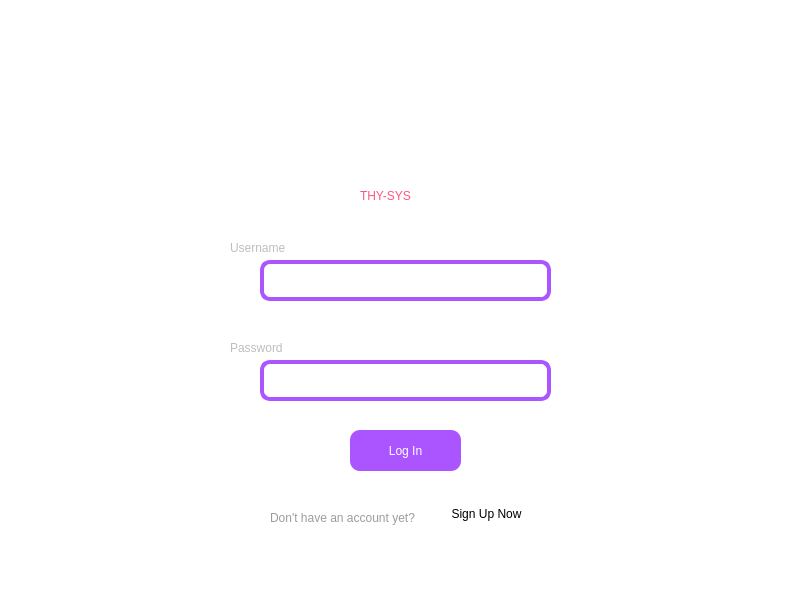
The window that thysys_login.ui (EuphoriaForever/thysys) describes before a commit, drawn with Qt 5.
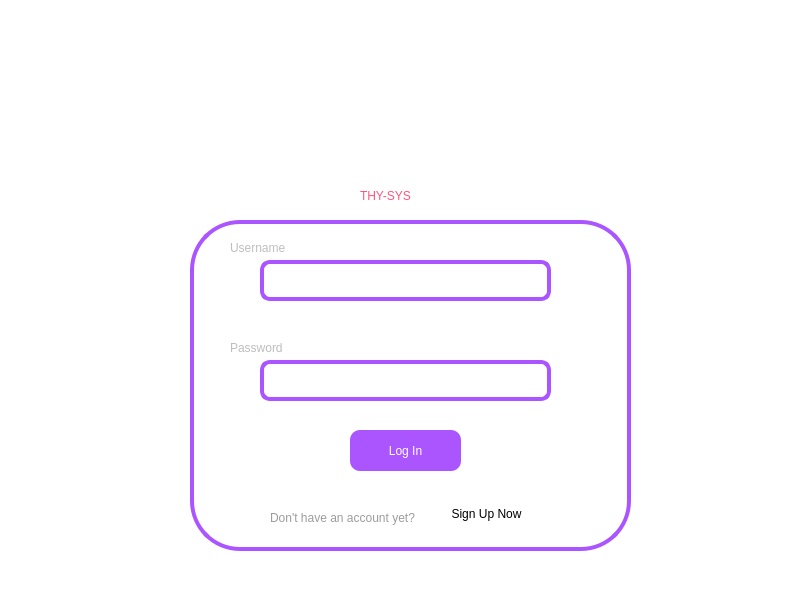
The same window after the commit. Icons and pictures are not drawn.

Commit message: added borders to the login and signup

```diff
--- a/thysys_login.ui
+++ b/thysys_login.ui
@@ -179,6 +179,30 @@
     <string>Sign Up Now</string>
    </property>
   </widget>
+  <widget class="QWidget" name="widget" native="true">
+   <property name="geometry">
+    <rect>
+     <x>190</x>
+     <y>220</y>
+     <width>441</width>
+     <height>331</height>
+    </rect>
+   </property>
+   <property name="styleSheet">
+    <string notr="true">border: 4px solid rgb(170, 85, 255);
+border-radius: 50px;</string>
+   </property>
+  </widget>
+  <zorder>widget</zorder>
+  <zorder>icon</zorder>
+  <zorder>thysysName</zorder>
+  <zorder>username</zorder>
+  <zorder>password</zorder>
+  <zorder>usernameLabel</zorder>
+  <zorder>passwordLabel</zorder>
+  <zorder>Login</zorder>
+  <zorder>label</zorder>
+  <zorder>createAcc</zorder>
  </widget>
  <resources/>
  <connections/>
```
The commit also changes 1 other file.
